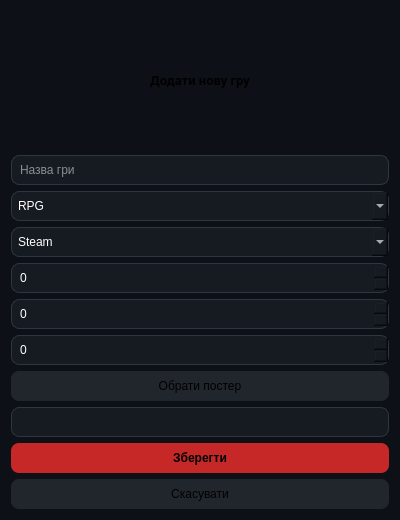
Old version of the form addgamedialog.ui in the repository Zumich-cmd/GameVault.
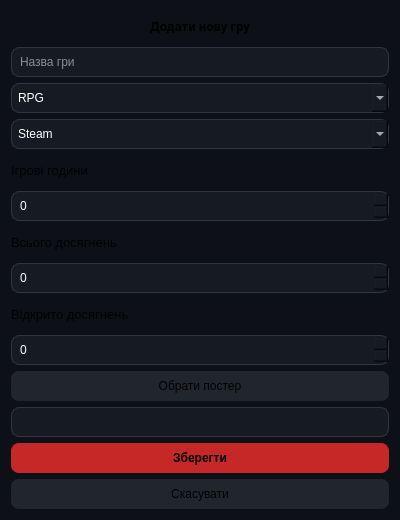
New version of the form.

Commit message: release(v0.8): achievements, settings, posters, UI update

What changed in the file:
```diff
--- a/addgamedialog.ui
+++ b/addgamedialog.ui
@@ -119,6 +119,13 @@
      </item>
     </widget>
    </item>
+   <item>
+    <widget class="QLabel" name="label_2">
+     <property name="text">
+      <string>Ігрові години</string>
+     </property>
+    </widget>
+   </item>
    <item>
     <widget class="QSpinBox" name="hoursSpinBox">
      <property name="maximum">
@@ -126,6 +133,13 @@
      </property>
     </widget>
    </item>
+   <item>
+    <widget class="QLabel" name="label_3">
+     <property name="text">
+      <string>Всього досягнень</string>
+     </property>
+    </widget>
+   </item>
    <item>
     <widget class="QSpinBox" name="totalAchievementsSpinBox">
      <property name="maximum">
@@ -133,6 +147,13 @@
      </property>
     </widget>
    </item>
+   <item>
+    <widget class="QLabel" name="label_4">
+     <property name="text">
+      <string>Відкрито досягнень</string>
+     </property>
+    </widget>
+   </item>
    <item>
     <widget class="QSpinBox" name="openedAchievementsSpinBox">
      <property name="maximum">
```
The commit also changes 5 other files.
